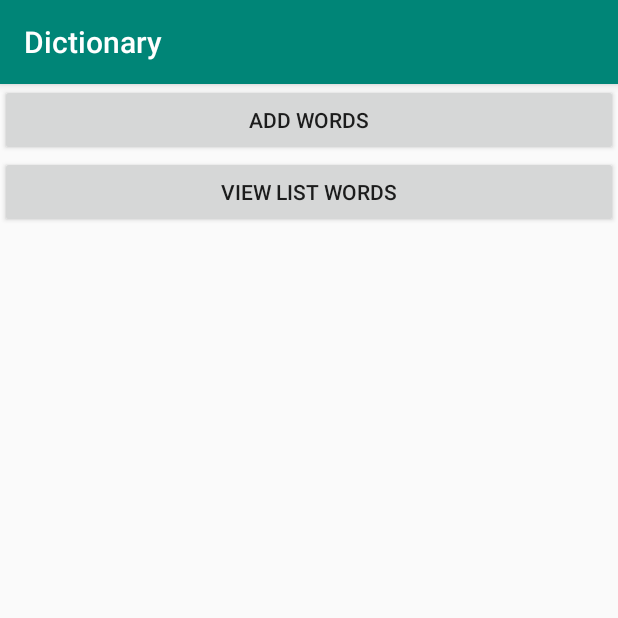
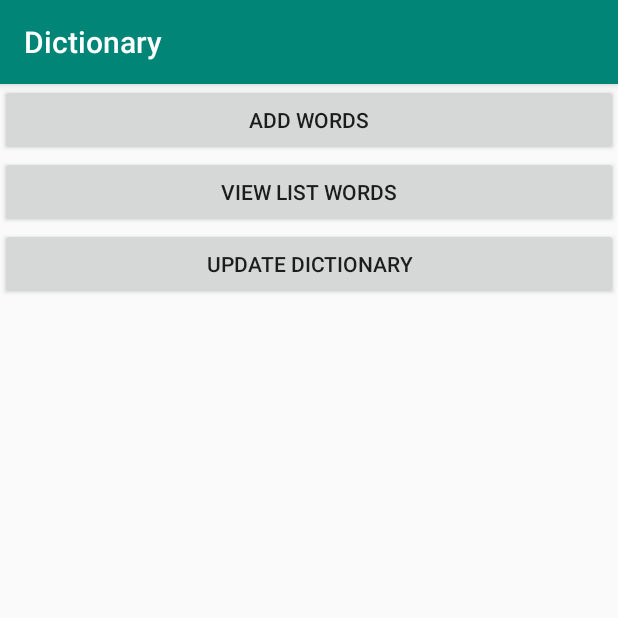
Before and after one commit to tosheee/Dictionary, an Android app: the screen it shows after launch (MainActivity), on a phone screen of 412 x 824 dp, the top half of it. Run offline under Robolectric (Android 15) with nearby library versions, the phone set to English and light mode, and no system bars.

```diff
--- a/app/build.gradle
+++ b/app/build.gradle
@@ -1,4 +1,5 @@
 apply plugin: 'com.android.application'
+apply plugin: 'com.google.gms.google-services'
 
 android {
     compileSdkVersion 28
@@ -20,9 +21,12 @@ android {
 
 dependencies {
     implementation fileTree(dir: 'libs', include: ['*.jar'])
-    implementation 'com.android.support:appcompat-v7:28.0.0'
+    implementation 'com.android.support:appcompat-v7:28.+'
     implementation 'com.android.support.constraint:constraint-layout:1.1.3'
     testImplementation 'junit:junit:4.12'
     androidTestImplementation 'com.android.support.test:runner:1.0.2'
     androidTestImplementation 'com.android.support.test.espresso:espresso-core:3.0.2'
+    implementation 'com.google.firebase:firebase-database:16.0.5'
+    implementation 'com.google.firebase:firebase-core:16.0.6'
+    implementation 'com.firebaseui:firebase-ui-database:4.2.1'
 }
--- a/app/src/main/res/layout/activity_main.xml
+++ b/app/src/main/res/layout/activity_main.xml
@@ -27,5 +27,13 @@
             android:onClick="btnViewListWord"
             android:text="VIEW LIST WORDS" />
 
+        <Button
+            android:id="@+id/btn_update_dictionary"
+            android:layout_width="match_parent"
+            android:layout_height="wrap_content"
+            android:hint="@string/btn_add_word"
+            android:onClick="btnUpdateDictionary"
+            android:text="Update Dictionary" />
+
     </LinearLayout>
 </android.support.constraint.ConstraintLayout>
--- a/build.gradle
+++ b/build.gradle
@@ -8,7 +8,7 @@ buildscript {
     }
     dependencies {
         classpath 'com.android.tools.build:gradle:3.2.1'
-
+        classpath 'com.google.gms:google-services:4.0.1'
 
         // NOTE: Do not place your application dependencies here; they belong
         // in the individual module build.gradle files
```
Also changed, not shown: app/src/main/java/com/dictionary/dictionary/DictionaryDB.java (+43 -13 lines), app/src/main/java/com/dictionary/dictionary/MainActivity.java (+20 -0 lines), 1 other file.
